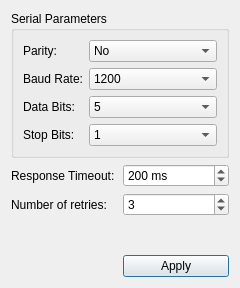
First picture: the form in ui/settingsdialog.ui, repository eshenhu/QtDemo, before the edit.
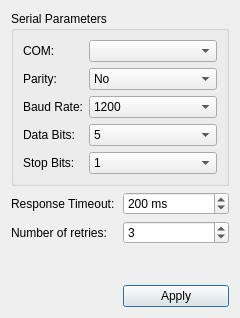
Second picture: the form after the edit.

```diff
--- a/ui/settingsdialog.ui
+++ b/ui/settingsdialog.ui
@@ -7,7 +7,7 @@
     <x>0</x>
     <y>0</y>
     <width>240</width>
-    <height>288</height>
+    <height>318</height>
    </rect>
   </property>
   <property name="windowTitle">
@@ -83,14 +83,32 @@
       <string>Serial Parameters</string>
      </property>
      <layout class="QGridLayout" name="gridLayout_2">
-      <item row="0" column="0">
-       <widget class="QLabel" name="label_2">
-        <property name="text">
-         <string>Parity:</string>
+      <item row="4" column="1">
+       <widget class="QComboBox" name="stopBitsCombo">
+        <property name="sizePolicy">
+         <sizepolicy hsizetype="Expanding" vsizetype="Fixed">
+          <horstretch>0</horstretch>
+          <verstretch>0</verstretch>
+         </sizepolicy>
         </property>
+        <item>
+         <property name="text">
+          <string>1</string>
+         </property>
+        </item>
+        <item>
+         <property name="text">
+          <string>3</string>
+         </property>
+        </item>
+        <item>
+         <property name="text">
+          <string>2</string>
+         </property>
+        </item>
        </widget>
       </item>
-      <item row="0" column="1">
+      <item row="1" column="1">
        <widget class="QComboBox" name="parityCombo">
         <property name="sizePolicy">
          <sizepolicy hsizetype="Minimum" vsizetype="Fixed">
@@ -125,14 +143,14 @@
         </item>
        </widget>
       </item>
-      <item row="1" column="0">
+      <item row="2" column="0">
        <widget class="QLabel" name="label_3">
         <property name="text">
          <string>Baud Rate:</string>
         </property>
        </widget>
       </item>
-      <item row="1" column="1">
+      <item row="2" column="1">
        <widget class="QComboBox" name="baudCombo">
         <property name="sizePolicy">
          <sizepolicy hsizetype="Minimum" vsizetype="Fixed">
@@ -182,14 +200,14 @@
         </item>
        </widget>
       </item>
-      <item row="2" column="0">
-       <widget class="QLabel" name="label_4">
+      <item row="1" column="0">
+       <widget class="QLabel" name="label_2">
         <property name="text">
-         <string>Data Bits:</string>
+         <string>Parity:</string>
         </property>
        </widget>
       </item>
-      <item row="2" column="1">
+      <item row="3" column="1">
        <widget class="QComboBox" name="dataBitsCombo">
         <property name="sizePolicy">
          <sizepolicy hsizetype="Minimum" vsizetype="Fixed">
@@ -220,37 +238,29 @@
        </widget>
       </item>
       <item row="3" column="0">
+       <widget class="QLabel" name="label_4">
+        <property name="text">
+         <string>Data Bits:</string>
+        </property>
+       </widget>
+      </item>
+      <item row="4" column="0">
        <widget class="QLabel" name="label_5">
         <property name="text">
          <string>Stop Bits:</string>
         </property>
        </widget>
       </item>
-      <item row="3" column="1">
-       <widget class="QComboBox" name="stopBitsCombo">
-        <property name="sizePolicy">
-         <sizepolicy hsizetype="Expanding" vsizetype="Fixed">
-          <horstretch>0</horstretch>
-          <verstretch>0</verstretch>
-         </sizepolicy>
+      <item row="0" column="0">
+       <widget class="QLabel" name="label_7">
+        <property name="text">
+         <string>COM:</string>
         </property>
-        <item>
-         <property name="text">
-          <string>1</string>
-         </property>
-        </item>
-        <item>
-         <property name="text">
-          <string>3</string>
-         </property>
-        </item>
-        <item>
-         <property name="text">
-          <string>2</string>
-         </property>
-        </item>
        </widget>
       </item>
+      <item row="0" column="1">
+       <widget class="QComboBox" name="comCombo"/>
+      </item>
      </layout>
     </widget>
    </item>
```
